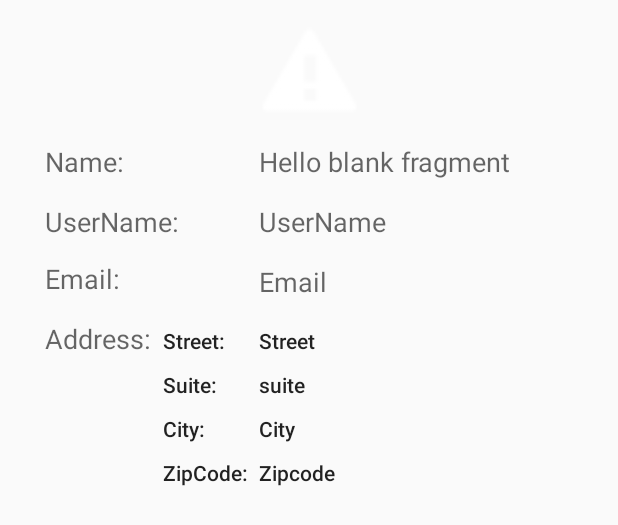
After one commit to JiyunShi/AndroidFragment, an Android app: the layout fragment_detail.xml on its own in the app's theme, with its tools: preview values and no code run, on a phone screen of 412 x 824 dp. The commit adds this screen. Shown: the top 525 px of the screen. Run offline under Robolectric (Android 15) with nearby library versions, the phone set to English and light mode, and no system bars.

Commit message:
finished the detail fragment

```diff
--- a/app/build.gradle
+++ b/app/build.gradle
@@ -29,4 +29,5 @@ dependencies {
     compile 'com.google.code.gson:gson:2.8.2'
     compile 'com.android.support:support-v4:26.+'
     testCompile 'junit:junit:4.12'
+    compile 'com.squareup.picasso:picasso:2.5.2'
 }
--- a/app/src/main/java/com/example/niceday/fragmentlist/MenuFragment.java
+++ b/app/src/main/java/com/example/niceday/fragmentlist/MenuFragment.java
@@ -184,7 +184,7 @@ public class MenuFragment extends Fragment implements View.OnClickListener{
         TextView newText = new TextView(getContext());
         newText.setId(View.generateViewId());
         newText.setLayoutParams(new LinearLayout.LayoutParams(
-                LinearLayout.LayoutParams.MATCH_PARENT, LinearLayout.LayoutParams.WRAP_CONTENT));
+                LinearLayout.LayoutParams.MATCH_PARENT, 60));
         newText.setTextSize(20);
         newText.setGravity(Gravity.CENTER);
         newText.setText(name);
--- a/app/src/main/res/layout/activity_main.xml
+++ b/app/src/main/res/layout/activity_main.xml
@@ -5,7 +5,7 @@
     xmlns:app="http://schemas.android.com/apk/res-auto"
     android:layout_width="match_parent"
     android:layout_height="match_parent"
-    tools:context="com.example.niceday.mymenu.MainActivity">
+    tools:context="com.example.niceday.fragmentlist.MainActivity">
 
     <TextView
         android:id="@+id/textView"
@@ -40,7 +40,6 @@
         android:layout_height="271dp"
         android:layout_marginLeft="8dp"
         android:layout_marginRight="8dp"
-        android:layout_marginTop="8dp"
         android:orientation="horizontal"
         app:layout_constraintHorizontal_bias="0.0"
         app:layout_constraintLeft_toLeftOf="parent"
--- /dev/null
+++ b/app/src/main/res/layout/fragment_detail.xml
@@ -0,0 +1,211 @@
+<FrameLayout xmlns:android="http://schemas.android.com/apk/res/android"
+    xmlns:app="http://schemas.android.com/apk/res-auto"
+    xmlns:tools="http://schemas.android.com/tools"
+    android:layout_weight="1"
+    android:layout_width="match_parent"
+    android:layout_height="match_parent"
+    tools:context="com.example.niceday.fragmentlist.DetailFragment">
+
+    <!-- TODO: Update blank fragment layout -->
+    <ScrollView
+        android:layout_width="match_parent"
+        android:layout_height="match_parent"
+        android:fadeScrollbars="false">
+
+    <android.support.constraint.ConstraintLayout
+        android:layout_width="match_parent"
+        android:layout_height="match_parent">
+
+
+        <TextView
+            android:id="@+id/nameTxt"
+            android:layout_width="wrap_content"
+            android:layout_height="wrap_content"
+            android:layout_marginLeft="8dp"
+            android:layout_marginStart="8dp"
+            android:text="@string/hello_blank_fragment"
+            android:textAppearance="@style/TextAppearance.AppCompat.Medium"
+            app:layout_constraintLeft_toLeftOf="@+id/guideline"
+            android:layout_marginTop="10dp"
+            app:layout_constraintTop_toBottomOf="@+id/selfphoto" />
+
+        <TextView
+            android:id="@+id/textView4"
+            android:layout_width="wrap_content"
+            android:layout_height="wrap_content"
+            android:layout_marginTop="10dp"
+            android:text="Name:"
+            android:textAppearance="@style/TextAppearance.AppCompat.Medium"
+            app:layout_constraintVertical_chainStyle="spread_inside"
+            android:layout_marginLeft="30dp"
+            app:layout_constraintLeft_toLeftOf="parent"
+            app:layout_constraintTop_toBottomOf="@+id/selfphoto" />
+
+        <TextView
+            android:id="@+id/textView5"
+            android:layout_width="wrap_content"
+            android:layout_height="wrap_content"
+            android:layout_marginTop="15dp"
+            android:text="UserName:"
+            android:textAppearance="@style/TextAppearance.AppCompat.Medium"
+            app:layout_constraintTop_toBottomOf="@+id/textView4"
+            app:layout_constraintLeft_toLeftOf="@+id/textView4" />
+
+        <TextView
+            android:id="@+id/uNameTxt"
+            android:layout_width="wrap_content"
+            android:layout_height="wrap_content"
+            android:layout_marginStart="8dp"
+            android:layout_marginTop="15dp"
+            android:text="UserName"
+            android:textAppearance="@style/TextAppearance.AppCompat.Medium"
+            app:layout_constraintTop_toBottomOf="@+id/nameTxt"
+            android:layout_marginLeft="8dp"
+            app:layout_constraintLeft_toLeftOf="@+id/guideline" />
+
+        <TextView
+            android:id="@+id/textView7"
+            android:layout_width="wrap_content"
+            android:layout_height="wrap_content"
+            android:layout_marginTop="15dp"
+            android:text="Address:"
+            android:textAppearance="@style/TextAppearance.AppCompat.Medium"
+            app:layout_constraintTop_toBottomOf="@+id/textView16"
+            app:layout_constraintLeft_toLeftOf="@+id/textView16" />
+
+        <TextView
+            android:id="@+id/textView8"
+            android:layout_width="wrap_content"
+            android:layout_height="wrap_content"
+            android:layout_marginTop="19dp"
+            android:text="Street:"
+            android:textAppearance="@style/TextAppearance.AppCompat.Body2"
+            app:layout_constraintLeft_toLeftOf="@+id/textView10"
+            app:layout_constraintTop_toBottomOf="@+id/textView16" />
+
+        <TextView
+            android:id="@+id/streetTxt"
+            android:layout_width="wrap_content"
+            android:layout_height="wrap_content"
+            android:layout_marginLeft="8dp"
+            android:layout_marginStart="8dp"
+            android:layout_marginTop="19dp"
+            android:text="Street"
+            android:textAppearance="@style/TextAppearance.AppCompat.Body2"
+            app:layout_constraintLeft_toLeftOf="@+id/guideline"
+            app:layout_constraintTop_toBottomOf="@+id/textView16" />
+
+        <TextView
+            android:id="@+id/textView10"
+            android:layout_width="wrap_content"
+            android:layout_height="wrap_content"
+            android:layout_marginTop="10dp"
+            android:text="Suite:"
+            android:textAppearance="@style/TextAppearance.AppCompat.Body2"
+            app:layout_constraintLeft_toLeftOf="@+id/textView12"
+            app:layout_constraintTop_toBottomOf="@+id/textView8" />
+
+        <TextView
+            android:id="@+id/suiteTxt"
+            android:layout_width="wrap_content"
+            android:layout_height="wrap_content"
+            android:layout_marginLeft="8dp"
+            android:layout_marginStart="8dp"
+            android:layout_marginTop="10dp"
+            android:text="suite"
+            android:textAppearance="@style/TextAppearance.AppCompat.Body2"
+            app:layout_constraintLeft_toLeftOf="@+id/guideline"
+            app:layout_constraintTop_toBottomOf="@+id/streetTxt" />
+
+
+
+        <android.support.constraint.Guideline
+            android:layout_width="wrap_content"
+            android:layout_height="wrap_content"
+            android:id="@+id/guideline"
+            app:layout_constraintGuide_begin="165dp"
+            android:orientation="vertical" />
+
+        <TextView
+            android:id="@+id/textView12"
+            android:layout_width="wrap_content"
+            android:layout_height="wrap_content"
+            android:layout_marginTop="10dp"
+            android:text="City:"
+            android:textAppearance="@style/TextAppearance.AppCompat.Body2"
+            app:layout_constraintLeft_toLeftOf="@+id/textView14"
+            app:layout_constraintTop_toBottomOf="@+id/textView10" />
+
+        <TextView
+            android:id="@+id/cityTxt"
+            android:layout_width="wrap_content"
+            android:layout_height="wrap_content"
+            android:layout_marginLeft="8dp"
+            android:layout_marginStart="8dp"
+            android:layout_marginTop="10dp"
+            android:text="City"
+            android:textAppearance="@style/TextAppearance.AppCompat.Body2"
+            app:layout_constraintLeft_toLeftOf="@+id/guideline"
+            app:layout_constraintTop_toBottomOf="@+id/suiteTxt" />
+
+        <TextView
+            android:id="@+id/textView14"
+            android:layout_width="wrap_content"
+            android:layout_height="wrap_content"
+            android:layout_marginLeft="8dp"
+            android:layout_marginTop="10dp"
+            android:text="ZipCode:"
+            android:textAppearance="@style/TextAppearance.AppCompat.Body2"
+            app:layout_constraintLeft_toRightOf="@+id/textView7"
+            app:layout_constraintTop_toBottomOf="@+id/textView12"
+            android:layout_marginStart="8dp" />
+
+        <TextView
+            android:id="@+id/zipcodeTxt"
+            android:layout_width="wrap_content"
+            android:layout_height="wrap_content"
+            android:layout_marginLeft="8dp"
+            android:layout_marginStart="8dp"
+            android:layout_marginTop="10dp"
+            android:text="Zipcode"
+            android:textAppearance="@style/TextAppearance.AppCompat.Body2"
+            app:layout_constraintLeft_toLeftOf="@+id/guideline"
+            app:layout_constraintTop_toBottomOf="@+id/cityTxt" />
+
+        <TextView
+            android:id="@+id/textView16"
+            android:layout_width="wrap_content"
+            android:layout_height="wrap_content"
+            android:layout_marginTop="13dp"
+            android:text="Email:"
+            android:textAppearance="@style/TextAppearance.AppCompat.Medium"
+            app:layout_constraintTop_toBottomOf="@+id/textView5"
+            app:layout_constraintLeft_toLeftOf="@+id/textView5" />
+
+        <TextView
+            android:id="@+id/emailTxt"
+            android:layout_width="wrap_content"
+            android:layout_height="wrap_content"
+            android:layout_marginStart="8dp"
+            android:layout_marginTop="15dp"
+            android:text="Email"
+            android:textAppearance="@style/TextAppearance.AppCompat.Medium"
+            app:layout_constraintLeft_toLeftOf="@+id/guideline"
+            app:layout_constraintTop_toBottomOf="@+id/uNameTxt"
+            android:layout_marginLeft="8dp" />
+
+        <ImageView
+            android:id="@+id/selfphoto"
+            android:layout_width="70dp"
+            android:layout_height="75dp"
+            app:srcCompat="@android:drawable/stat_notify_error"
+            app:layout_constraintTop_toTopOf="parent"
+            android:layout_marginTop="10dp"
+            android:layout_marginLeft="8dp"
+            app:layout_constraintLeft_toLeftOf="parent"
+            android:layout_marginRight="8dp"
+            app:layout_constraintRight_toRightOf="parent" />
+
+    </android.support.constraint.ConstraintLayout>
+    </ScrollView>
+</FrameLayout>
```
Also changed, not shown: app/src/main/java/com/example/niceday/fragmentlist/DetailFragment.java (added, +138 -0 lines), app/src/main/java/com/example/niceday/fragmentlist/MainActivity.java (+25 -1 lines), app/src/main/res/drawable/ic_android_temp.xml (added, +9 -0 lines), app/src/main/res/drawable/ic_error.xml (added, +9 -0 lines), app/src/main/res/layout/fragment_menu.xml (+1 -10 lines).
